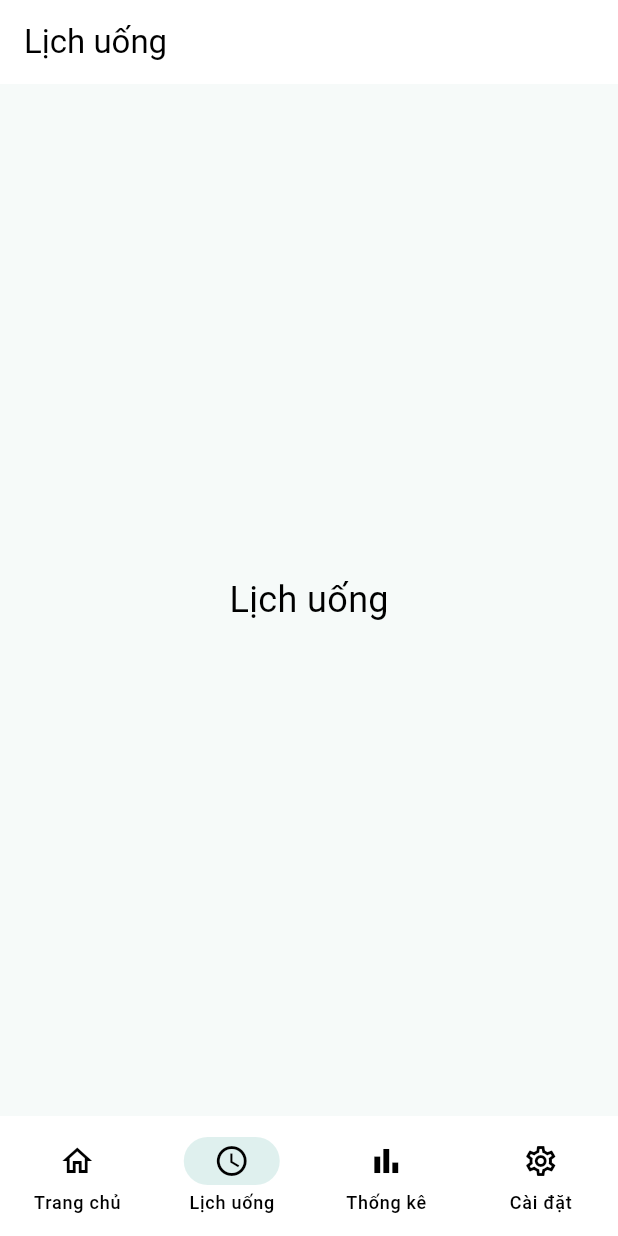
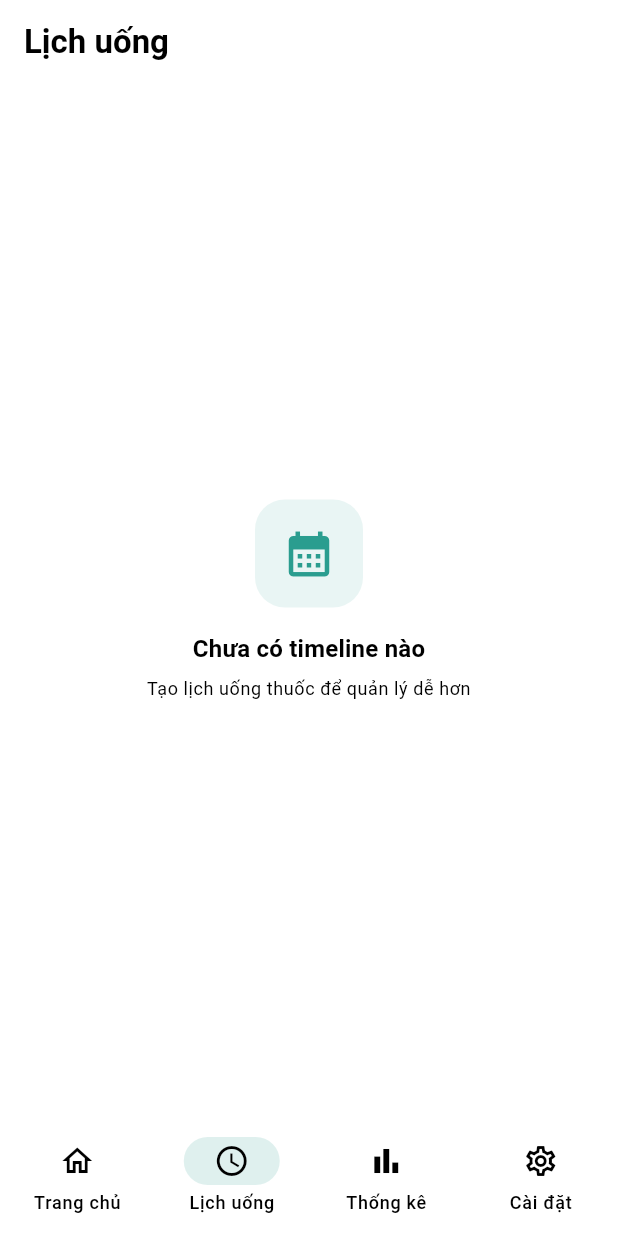
Before and after one commit to linh59/checkin-medicine, a Flutter app: the screen it shows once a user with an empty profile is signed in, item 2 of the bottom bar chosen, on a phone screen of 412 x 824 dp. Run offline on Flutter 3.47's test engine with Material 3 defaults, Android fonts, the light colour scheme and no system bars; our stand-ins replace flutter_riverpod, shared_preferences, supabase_flutter; accounts and stored records are empty.

Commit message:
build timeline page

```diff
--- a/lib/core/theme/theme.dart
+++ b/lib/core/theme/theme.dart
@@ -4,7 +4,6 @@ import 'app_colors.dart';
 class AppTheme {
   static ThemeData light = ThemeData(
     useMaterial3: true,
-    scaffoldBackgroundColor: WellnessColors.backgroundLight,
 
     colorScheme: const ColorScheme.light(
       primary: WellnessColors.primary,
@@ -16,9 +15,7 @@ class AppTheme {
     inputDecorationTheme: InputDecorationTheme(
       filled: true,
       fillColor: Colors.white,
-      border: OutlineInputBorder(
-        borderRadius: BorderRadius.circular(14),
-      ),
+      border: OutlineInputBorder(borderRadius: BorderRadius.circular(14)),
     ),
 
     elevatedButtonTheme: ElevatedButtonThemeData(
@@ -26,9 +23,7 @@ class AppTheme {
         backgroundColor: WellnessColors.primary,
         foregroundColor: Colors.white,
         minimumSize: const Size.fromHeight(52),
-        shape: RoundedRectangleBorder(
-          borderRadius: BorderRadius.circular(14),
-        ),
+        shape: RoundedRectangleBorder(borderRadius: BorderRadius.circular(14)),
       ),
     ),
   );
@@ -47,9 +42,7 @@ class AppTheme {
     inputDecorationTheme: InputDecorationTheme(
       filled: true,
       fillColor: WellnessColors.surfaceDark,
-      border: OutlineInputBorder(
-        borderRadius: BorderRadius.circular(14),
-      ),
+      border: OutlineInputBorder(borderRadius: BorderRadius.circular(14)),
     ),
   );
 }
--- a/lib/features/home/pages/schedule_page.dart
+++ /dev/null
@@ -1,26 +0,0 @@
-import 'package:flutter/material.dart';
-
-import '../../../../l10n/app_localizations.dart';
-
-class SchedulePage extends StatelessWidget {
-  const SchedulePage({super.key});
-
-
-  @override
-  Widget build(BuildContext context) {
-    final t = AppLocalizations.of(context)!;
-
-    return Scaffold(
-      appBar: AppBar(
-        title: Text(t.schedule),
-
-      ),
-      body: Center(
-        child: Text(
-          t.schedule,
-          style: const TextStyle(fontSize: 24),
-        ),
-      ),
-    );
-  }
-}
--- a/lib/features/home/widgets/home_shell.dart
+++ b/lib/features/home/widgets/home_shell.dart
@@ -1,8 +1,7 @@
-import 'package:checkin_medicine/features/home/pages/family_page.dart';
 import 'package:checkin_medicine/features/home/pages/home_page.dart';
-import 'package:checkin_medicine/features/home/pages/schedule_page.dart';
 import 'package:checkin_medicine/features/home/pages/settings_page.dart';
 import 'package:checkin_medicine/features/home/pages/stats_page.dart';
+import 'package:checkin_medicine/features/timelines/presentation/pages/timeline_page.dart';
 import 'package:flutter/material.dart';
 import '../../../core/theme/app_colors.dart';
 import '../../../l10n/app_localizations.dart';
@@ -19,7 +18,7 @@ class _HomeShellState extends State<HomeShell> {
 
   late final pages = <Widget>[
     const HomePage(),
-    const SchedulePage(),
+    const TimelinePage(),
     const StatsPage(),
     // const FamilyPage(),
     const SettingsPage(),
@@ -30,9 +29,7 @@ class _HomeShellState extends State<HomeShell> {
     final t = AppLocalizations.of(context)!;
 
     return Scaffold(
-      body: SafeArea(
-        child: pages[index],
-      ),
+      body: SafeArea(child: pages[index]),
 
       bottomNavigationBar: NavigationBar(
         selectedIndex: index,
@@ -66,7 +63,6 @@ class _HomeShellState extends State<HomeShell> {
           //   selectedIcon: const Icon(Icons.family_restroom),
           //   label: t.family,
           // ),
-
           NavigationDestination(
             icon: const Icon(Icons.settings_outlined),
             selectedIcon: const Icon(Icons.settings),
--- /dev/null
+++ b/lib/features/timelines/presentation/pages/timeline_page.dart
@@ -0,0 +1,72 @@
+import 'package:checkin_medicine/features/timelines/presentation/widgets/error_plan.dart';
+import 'package:checkin_medicine/features/timelines/presentation/widgets/header_summary.dart';
+import 'package:checkin_medicine/l10n/app_localizations.dart';
+import 'package:flutter/material.dart';
+import 'package:flutter_riverpod/flutter_riverpod.dart';
+
+import 'package:checkin_medicine/features/timelines/presentation/providers/timelines_provider.dart';
+import 'package:checkin_medicine/shared/widgets/profile_switcher.dart';
+
+import '../widgets/plan_card.dart';
+import '../widgets/loading_plan.dart';
+import '../widgets/empty_plan.dart';
+
+class TimelinePage extends ConsumerWidget {
+  const TimelinePage({super.key});
+
+  @override
+  Widget build(BuildContext context, WidgetRef ref) {
+    final theme = Theme.of(context);
+    final t = AppLocalizations.of(context)!;
+    final plansAsync = ref.watch(plansProvider);
+
+    return Scaffold(
+      appBar: AppBar(
+        title: Text(
+          t.schedule,
+          style: theme.textTheme.titleLarge?.copyWith(
+            fontWeight: FontWeight.w600,
+          ),
+        ),
+        actions: const [ProfileSwitcher(), SizedBox(width: 8)],
+      ),
+
+      body: SafeArea(
+        child: AnimatedSwitcher(
+          duration: const Duration(milliseconds: 250),
+          child: plansAsync.when(
+            loading: () => const LoadingPlan(),
+
+            error: (e, _) => ErrorPlan(error: e.toString()),
+
+            data: (plans) {
+              if (plans.isEmpty) {
+                return const EmptyPlan();
+              }
+
+              return Column(
+                children: [
+                  HeaderSummary(count: plans.length),
+
+                  const SizedBox(height: 8),
+
+                  Expanded(
+                    child: ListView.separated(
+                      physics: const BouncingScrollPhysics(),
+                      padding: const EdgeInsets.fromLTRB(16, 8, 16, 16),
+                      itemCount: plans.length,
+                      separatorBuilder: (_, __) => const SizedBox(height: 12),
+                      itemBuilder: (context, i) {
+                        return PlanCard(plan: plans[i]);
+                      },
+                    ),
+                  ),
+                ],
+              );
+            },
+          ),
+        ),
+      ),
+    );
+  }
+}
--- /dev/null
+++ b/lib/features/timelines/presentation/widgets/empty_plan.dart
@@ -0,0 +1,57 @@
+import 'package:flutter/material.dart';
+import '../../../../l10n/app_localizations.dart';
+
+class EmptyPlan extends StatelessWidget {
+  const EmptyPlan({super.key});
+
+  @override
+  Widget build(BuildContext context) {
+    final theme = Theme.of(context);
+    final colorScheme = theme.colorScheme;
+    final t = AppLocalizations.of(context)!;
+
+    return Center(
+      child: Padding(
+        padding: const EdgeInsets.all(24),
+        child: Column(
+          mainAxisSize: MainAxisSize.min,
+          children: [
+            Container(
+              width: 72,
+              height: 72,
+              decoration: BoxDecoration(
+                color: colorScheme.primary.withOpacity(0.1),
+                borderRadius: BorderRadius.circular(20),
+              ),
+              child: Icon(
+                Icons.calendar_month,
+                size: 36,
+                color: colorScheme.primary,
+              ),
+            ),
+
+            const SizedBox(height: 16),
+
+            Text(
+              t.noTimeline, // 🌍 i18n
+              style: theme.textTheme.titleMedium?.copyWith(
+                fontWeight: FontWeight.w600,
+              ),
+              textAlign: TextAlign.center,
+            ),
+
+            const SizedBox(height: 6),
+
+            Text(
+              t.createTimelineHint,
+              style: theme.textTheme.bodySmall?.copyWith(
+                color: colorScheme.onSurfaceVariant,
+              ),
+              textAlign: TextAlign.center,
+            ),
+          ],
+        ),
+      ),
+    );
+  }
+}
--- a/lib/l10n/app_en.arb
+++ b/lib/l10n/app_en.arb
@@ -124,5 +124,9 @@
   "notesHint": "e.g. 1 tablet after breakfast",
   "saveToMyMedicine": "Save to my medicines",
   "addMedicineSuccess": "Medicine added successfully",
-  "noProfile": "No active profile"
+  "noProfile": "No active profile",
+  "active": "Running",
+  "paused": "Paused",
+  "noTimeline": "No timeline yet",
+  "createTimelineHint": "Create a schedule to manage your medicine"
 }
--- a/lib/l10n/app_localizations.dart
+++ b/lib/l10n/app_localizations.dart
@@ -853,6 +853,30 @@ abstract class AppLocalizations {
   /// In en, this message translates to:
   /// **'No active profile'**
   String get noProfile;
+
+  /// No description provided for @active.
+  ///
+  /// In en, this message translates to:
+  /// **'Running'**
+  String get active;
+
+  /// No description provided for @paused.
+  ///
+  /// In en, this message translates to:
+  /// **'Paused'**
+  String get paused;
+
+  /// No description provided for @noTimeline.
+  ///
+  /// In en, this message translates to:
+  /// **'No timeline yet'**
+  String get noTimeline;
+
+  /// No description provided for @createTimelineHint.
+  ///
+  /// In en, this message translates to:
+  /// **'Create a schedule to manage your medicine'**
+  String get createTimelineHint;
 }
 
 class _AppLocalizationsDelegate
--- a/lib/l10n/app_localizations_vi.dart
+++ b/lib/l10n/app_localizations_vi.dart
@@ -391,4 +391,16 @@ class AppLocalizationsVi extends AppLocalizations {
 
   @override
   String get noProfile => 'Chưa có hồ sơ người dùng';
+
+  @override
+  String get active => 'Đang chạy';
+
+  @override
+  String get paused => 'Tạm dừng';
+
+  @override
+  String get noTimeline => 'Chưa có timeline nào';
+
+  @override
+  String get createTimelineHint => 'Tạo lịch uống thuốc để quản lý dễ hơn';
 }
--- a/lib/l10n/app_vi.arb
+++ b/lib/l10n/app_vi.arb
@@ -124,5 +124,9 @@
   "notesHint": "VD: sau ăn sáng 1 viên",
   "saveToMyMedicine": "Lưu vào tủ thuốc",
   "addMedicineSuccess": "Đã thêm thuốc thành công",
-  "noProfile": "Chưa có hồ sơ người dùng"
+  "noProfile": "Chưa có hồ sơ người dùng",
+  "active": "Đang chạy",
+  "paused": "Tạm dừng",
+  "noTimeline": "Chưa có timeline nào",
+  "createTimelineHint": "Tạo lịch uống thuốc để quản lý dễ hơn"
 }
```
Also changed, not shown: lib/features/home/pages/home_page.dart (+24 -45 lines), lib/features/timelines/data/models/plan_item_model.dart (added, +31 -0 lines), lib/features/timelines/data/models/plan_model.dart (added, +45 -0 lines), lib/features/timelines/data/repositories/timeline_repository.dart (added, +20 -0 lines), lib/features/timelines/presentation/providers/timelines_provider.dart (added, +67 -0 lines), lib/features/timelines/presentation/widgets/error_plan.dart (added, +40 -0 lines), lib/features/timelines/presentation/widgets/header_summary.dart (added, +35 -0 lines), lib/features/timelines/presentation/widgets/loading_plan.dart (added, +83 -0 lines), lib/features/timelines/presentation/widgets/plan_card.dart (added, +115 -0 lines), lib/l10n/app_localizations_en.dart (+12 -0 lines).
